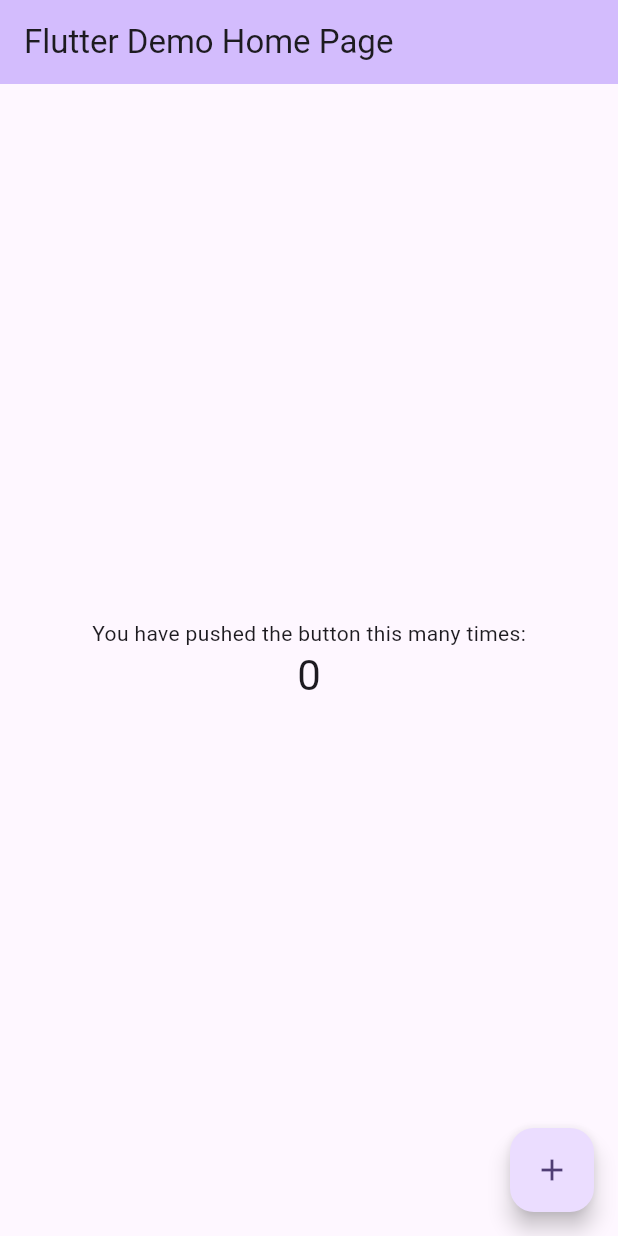
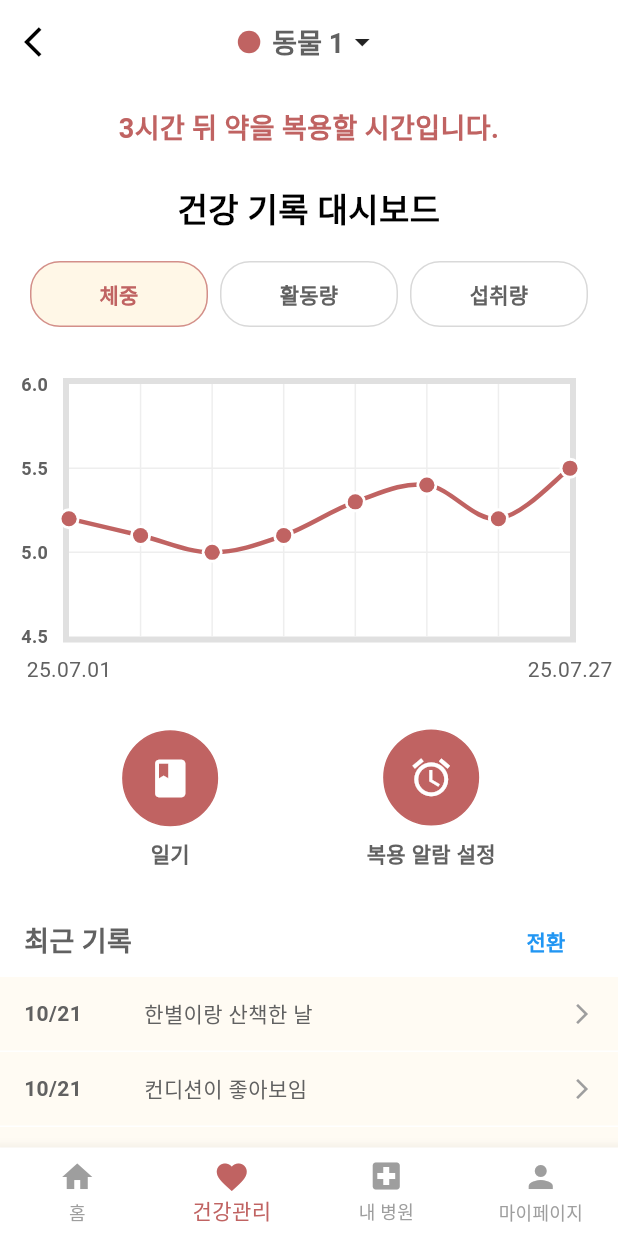
Before and after one commit to seungbum1/animal_project, a Flutter app: the screen it shows after launch, on a phone screen of 412 x 824 dp. Run offline on Flutter 3.47's test engine with Material 3 defaults, Android fonts, the phone set to English and light mode, and no system bars; drawn by our look-alikes of fl_chart; Roboto replaces fonts that are missing (NotoSansKR).

Commit message:
0.1V 건강관리 메인 부분 추가

```diff
--- a/lib/main.dart
+++ b/lib/main.dart
@@ -1,122 +1,49 @@
+// lib/main.dart
+
+import 'package:animal_project/user_health_main.dart';
+import 'package:animal_project/user_mainscreen.dart';
 import 'package:flutter/material.dart';
+//import 'package:flutter_naver_map/flutter_naver_map.dart';
+//import 'my_hospital.dart';
 
-void main() {
+// main 함수를 async로 변경하고 구형 init 로직을 추가합니다.
+void main() async {
+  // Flutter 위젯 바인딩 초기화
+  WidgetsFlutterBinding.ensureInitialized();
+
+  // ★★★ 포럼에서 언급된 구형 init() 메서드를 사용하여 초기화 ★★★
+  //try {
+    //await FlutterNaverMap().init(
+      //clientId: '5zxqste0r8', // 사용자가 새로 발급받은 Client ID
+      // init 메서드는 client Secret을 사용하지 않습니다.
+    //);
+  //} catch (e) {
+    // 초기화 실패 시 에러 출력
+    //print('Naver Map SDK 초기화 실패 (구형 init 방식): $e');
+  //}
+
   runApp(const MyApp());
 }
 
 class MyApp extends StatelessWidget {
   const MyApp({super.key});
 
-  // This widget is the root of your application.
   @override
   Widget build(BuildContext context) {
     return MaterialApp(
-      title: 'Flutter Demo',
+      // 앱의 전역적인 디자인 테마 정의
       theme: ThemeData(
-        // This is the theme of your application.
-        //
-        // TRY THIS: Try running your application with "flutter run". You'll see
-        // the application has a purple toolbar. Then, without quitting the app,
-        // try changing the seedColor in the colorScheme below to Colors.green
-        // and then invoke "hot reload" (save your changes or press the "hot
-        // reload" button in a Flutter-supported IDE, or press "r" if you used
-        // the command line to start the app).
-        //
-        // Notice that the counter didn't reset back to zero; the application
-        // state is not lost during the reload. To reset the state, use hot
-        // restart instead.
-        //
-        // This works for code too, not just values: Most code changes can be
-        // tested with just a hot reload.
-        colorScheme: ColorScheme.fromSeed(seedColor: Colors.deepPurple),
+        fontFamily: 'NotoSansKR',
+        scaffoldBackgroundColor: Colors.white,
+        colorScheme: ColorScheme.fromSwatch().copyWith(
+          background: const Color(0xFFFFF7E7), // 배경색
+          primary: const Color(0xFFC06362),    // 포인트 색상 (버건디)
+          secondary: const Color(0xFFD9D9D9),   // 프로필 사진 배경색
+          onSurface: const Color(0xFF616161),   // 차트와 그래프 텍스트 색상
+        ),
       ),
-      home: const MyHomePage(title: 'Flutter Demo Home Page'),
+      // 앱의 시작 화면을 MyHospitalPage로 설정
+      home: const HealthDashboardScreen(),
     );
   }
 }
-
-class MyHomePage extends StatefulWidget {
-  const MyHomePage({super.key, required this.title});
-
-  // This widget is the home page of your application. It is stateful, meaning
-  // that it has a State object (defined below) that contains fields that affect
-  // how it looks.
-
-  // This class is the configuration for the state. It holds the values (in this
-  // case the title) provided by the parent (in this case the App widget) and
-  // used by the build method of the State. Fields in a Widget subclass are
-  // always marked "final".
-
-  final String title;
-
-  @override
-  State<MyHomePage> createState() => _MyHomePageState();
-}
-
-class _MyHomePageState extends State<MyHomePage> {
-  int _counter = 0;
-
-  void _incrementCounter() {
-    setState(() {
-      // This call to setState tells the Flutter framework that something has
-      // changed in this State, which causes it to rerun the build method below
-      // so that the display can reflect the updated values. If we changed
-      // _counter without calling setState(), then the build method would not be
-      // called again, and so nothing would appear to happen.
-      _counter++;
-    });
-  }
-
-  @override
-  Widget build(BuildContext context) {
-    // This method is rerun every time setState is called, for instance as done
-    // by the _incrementCounter method above.
-    //
-    // The Flutter framework has been optimized to make rerunning build methods
-    // fast, so that you can just rebuild anything that needs updating rather
-    // than having to individually change instances of widgets.
-    return Scaffold(
-      appBar: AppBar(
-        // TRY THIS: Try changing the color here to a specific color (to
-        // Colors.amber, perhaps?) and trigger a hot reload to see the AppBar
-        // change color while the other colors stay the same.
-        backgroundColor: Theme.of(context).colorScheme.inversePrimary,
-        // Here we take the value from the MyHomePage object that was created by
-        // the App.build method, and use it to set our appbar title.
-        title: Text(widget.title),
-      ),
-      body: Center(
-        // Center is a layout widget. It takes a single child and positions it
-        // in the middle of the parent.
-        child: Column(
-          // Column is also a layout widget. It takes a list of children and
-          // arranges them vertically. By default, it sizes itself to fit its
-          // children horizontally, and tries to be as tall as its parent.
-          //
-          // Column has various properties to control how it sizes itself and
-          // how it positions its children. Here we use mainAxisAlignment to
-          // center the children vertically; the main axis here is the vertical
-          // axis because Columns are vertical (the cross axis would be
-          // horizontal).
-          //
-          // TRY THIS: Invoke "debug painting" (choose the "Toggle Debug Paint"
-          // action in the IDE, or press "p" in the console), to see the
-          // wireframe for each widget.
-          mainAxisAlignment: MainAxisAlignment.center,
-          children: <Widget>[
-            const Text('You have pushed the button this many times:'),
-            Text(
-              '$_counter',
-              style: Theme.of(context).textTheme.headlineMedium,
-            ),
-          ],
-        ),
-      ),
-      floatingActionButton: FloatingActionButton(
-        onPressed: _incrementCounter,
-        tooltip: 'Increment',
-        child: const Icon(Icons.add),
-      ), // This trailing comma makes auto-formatting nicer for build methods.
-    );
-  }
-}
--- /dev/null
+++ b/lib/user_health_main.dart
@@ -0,0 +1,455 @@
+import 'package:flutter/material.dart';
+import 'package:fl_chart/fl_chart.dart';
+
+// 전역 테마 색상 참고
+const Color kPrimaryColor = Color(0xFFC06362); // 버건디 (메인 포인트 색상)
+const Color kBackgroundColor = Color(0xFFFFF7E7); // 연노랑 (베이스 배경 색상)
+const Color kOnSurfaceColor = Color(0xFF616161); // 텍스트 색상
+const Color kSecondaryColor = Color(0xFFD9D9D9); // 보조 경계선/회색
+
+class HealthDashboardScreen extends StatefulWidget {
+  const HealthDashboardScreen({super.key});
+
+  @override
+  State<HealthDashboardScreen> createState() => _HealthDashboardScreenState();
+}
+
+class _HealthDashboardScreenState extends State<HealthDashboardScreen> {
+  String _selectedDataType = '체중';
+  bool _isDiaryList = true;
+
+  // --- 임시 데이터 ---
+  final String _petName = '동물 1';
+  final String _nextAlarm = '3시간 뒤 약을 복용할 시간입니다.';
+
+  final Map<String, List<FlSpot>> _graphData = {
+    '체중': [
+      const FlSpot(0, 5.2), const FlSpot(1, 5.1), const FlSpot(2, 5.0), const FlSpot(3, 5.1),
+      const FlSpot(4, 5.3), const FlSpot(5, 5.4), const FlSpot(6, 5.2), const FlSpot(7, 5.5),
+    ],
+    '활동량': [
+      const FlSpot(0, 45), const FlSpot(1, 60), const FlSpot(2, 55), const FlSpot(3, 70),
+      const FlSpot(4, 85), const FlSpot(5, 75), const FlSpot(6, 65), const FlSpot(7, 90),
+    ],
+    '섭취량': [
+      const FlSpot(0, 150), const FlSpot(1, 140), const FlSpot(2, 155), const FlSpot(3, 160),
+      const FlSpot(4, 150), const FlSpot(5, 145), const FlSpot(6, 155), const FlSpot(7, 170),
+    ],
+  };
+
+  final List<String> _dateLabels = [
+    '25.07.01', '25.07.05', '25.07.09', '25.07.12',
+    '25.07.15', '25.07.19', '25.07.23', '25.07.27',
+  ];
+
+  final List<Map<String, String>> _recentDiaries = [
+    {'date': '10/21', 'content': '한별이랑 산책한 날'},
+    {'date': '10/21', 'content': '컨디션이 좋아보임'},
+    {'date': '10/20', 'content': '병원 진료 받은 날'},
+    {'date': '10/19', 'content': '새로운 사료 급여 시작'},
+    {'date': '10/17', 'content': '간식 너무 좋아하는 하루'},
+  ];
+
+  final List<Map<String, String>> _alarmList = [
+    {'date': '오전 9:00', 'content': '심장약 복용'},
+    {'date': '오후 6:00', 'content': '식사 급여 (사료 A)'},
+    {'date': '오후 9:00', 'content': '영양제 복용'},
+    {'date': '오전 8:00', 'content': '관절약 복용'},
+    {'date': '오후 5:00', 'content': '간식 급여'},
+  ];
+  // -----------------
+
+  // 단위 반환 함수
+  String _getUnit(String dataType) {
+    switch (dataType) {
+      case '체중':
+        return 'kg';
+      case '활동량':
+        return '분';
+      case '섭취량':
+        return 'g';
+      default:
+        return '';
+    }
+  }
+  // -----------------
+
+  // 건강 기록 버튼 위젯 (선택 시 연노랑 배경, 버건디 경계)
+  Widget _buildDataButton(String title) {
+    bool isSelected = (_selectedDataType == title);
+    return Expanded(
+      child: Padding(
+        padding: const EdgeInsets.symmetric(horizontal: 4.0),
+        child: OutlinedButton(
+          onPressed: () {
+            setState(() {
+              _selectedDataType = title;
+            });
+          },
+          style: OutlinedButton.styleFrom(
+            backgroundColor: isSelected ? kBackgroundColor : Colors.white,
+            side: BorderSide(
+                color: isSelected ? kPrimaryColor.withOpacity(0.7) : kSecondaryColor),
+            shape: RoundedRectangleBorder(borderRadius: BorderRadius.circular(20)),
+            padding: const EdgeInsets.symmetric(vertical: 12),
+          ),
+          child: Text(
+            title,
+            style: TextStyle(
+              color: isSelected ? kPrimaryColor : kOnSurfaceColor,
+              fontWeight: FontWeight.bold,
+            ),
+          ),
+        ),
+      ),
+    );
+  }
+
+  // 일기/알람 리스트 항목 위젯 (연노랑 투명 배경)
+  Widget _buildListItem(String date, String content) {
+    return Container(
+      padding: const EdgeInsets.symmetric(vertical: 14.0, horizontal: 16.0),
+      margin: const EdgeInsets.only(bottom: 1.0),
+      color: kBackgroundColor.withOpacity(0.5),
+      child: Row(
+        mainAxisAlignment: MainAxisAlignment.spaceBetween,
+        children: [
+          SizedBox(
+            width: 80,
+            child: Text(date, style: TextStyle(fontWeight: FontWeight.bold, color: kOnSurfaceColor)),
+          ),
+          Expanded(
+            child: Text(content, style: TextStyle(color: kOnSurfaceColor)),
+          ),
+          const Icon(Icons.arrow_forward_ios, size: 16, color: Colors.grey),
+        ],
+      ),
+    );
+  }
+
+  @override
+  Widget build(BuildContext context) {
+    final listToDisplay = _isDiaryList ? _recentDiaries : _alarmList;
+    final theme = Theme.of(context);
+
+    return Scaffold(
+      backgroundColor: Colors.white, // 전체 Scaffold 배경은 흰색 유지 (AppBar와 일치)
+      appBar: AppBar(
+        automaticallyImplyLeading: false,
+        backgroundColor: Colors.white,
+        elevation: 0,
+        title: Row(
+          mainAxisAlignment: MainAxisAlignment.spaceBetween,
+          children: [
+            const Icon(Icons.arrow_back_ios, color: Colors.black),
+            Row(
+              children: [
+                Container(
+                  width: 15, height: 15,
+                  decoration: BoxDecoration(color: kPrimaryColor, shape: BoxShape.circle),
+                ),
+                const SizedBox(width: 8),
+                Text(_petName, style: const TextStyle(fontWeight: FontWeight.bold, fontSize: 18)),
+                const Icon(Icons.arrow_drop_down, color: Colors.black87),
+              ],
+            ),
+            const SizedBox(width: 24),
+          ],
+        ),
+        centerTitle: true,
+      ),
+      body: SingleChildScrollView(
+        child: Column(
+          crossAxisAlignment: CrossAxisAlignment.stretch,
+          children: [
+            // 1. 최근 알람 섹션 (포인트 색상)
+            Padding(
+              padding: const EdgeInsets.all(16.0),
+              child: Text(
+                _nextAlarm,
+                textAlign: TextAlign.center,
+                style: TextStyle(fontSize: 18, fontWeight: FontWeight.bold, color: kPrimaryColor),
+              ),
+            ),
+
+            // 2. 건강 기록 대시보드 제목
+            const Padding(
+              padding: EdgeInsets.symmetric(vertical: 8.0),
+              child: Text(
+                '건강 기록 대시보드',
+                textAlign: TextAlign.center,
+                style: TextStyle(fontSize: 22, fontWeight: FontWeight.bold, color: Colors.black),
+              ),
+            ),
+
+            // 3. 데이터 선택 버튼
+            Padding(
+              padding: const EdgeInsets.symmetric(horizontal: 16.0, vertical: 8.0),
+              child: Row(
+                children: [
+                  _buildDataButton('체중'),
+                  _buildDataButton('활동량'),
+                  _buildDataButton('섭취량'),
+                ],
+              ),
+            ),
+
+            // 4. 그래프 영역 (FL Chart)
+            _buildChartArea(),
+
+            // 5. 기능 바로가기 버튼 (자세히보기 - 버건디 배경)
+            Padding(
+              padding: const EdgeInsets.symmetric(horizontal: 32.0, vertical: 16.0),
+              child: Row(
+                mainAxisAlignment: MainAxisAlignment.spaceAround,
+                children: [
+                  _buildShortcutButton(Icons.book, '일기', () => debugPrint('일기 페이지 이동')),
+                  _buildShortcutButton(Icons.access_alarm, '복용 알람 설정', () => debugPrint('알람 설정 페이지 이동')),
+                ],
+              ),
+            ),
+
+            // 6. 최근 기록/알람 리스트 제목 및 전환 버튼
+            Padding(
+              padding: const EdgeInsets.fromLTRB(16.0, 8.0, 16.0, 0),
+              child: Row(
+                mainAxisAlignment: MainAxisAlignment.spaceBetween,
+                children: [
+                  const Text('최근 기록', style: TextStyle(fontSize: 18, fontWeight: FontWeight.bold)),
+                  TextButton(
+                    onPressed: () {
+                      setState(() {
+                        _isDiaryList = !_isDiaryList; // 일기 <-> 알람 전환
+                      });
+                    },
+                    child: const Text('전환', style: TextStyle(color: Colors.blue, fontWeight: FontWeight.bold)),
+                  ),
+                ],
+              ),
+            ),
+
+            // 리스트 본문 (연노랑 투명 배경)
+            ...listToDisplay.map((item) => _buildListItem(item['date']!, item['content']!)).toList(),
+
+            const SizedBox(height: 80),
+          ],
+        ),
+      ),
+      bottomNavigationBar: _buildBottomNavBar(theme),
+    );
+  }
+
+  // FL Chart를 포함하는 그래프 영역 위젯
+  Widget _buildChartArea() {
+    final data = _graphData[_selectedDataType] ?? [];
+
+    if (data.isEmpty) {
+      return Container(
+        height: 250,
+        margin: const EdgeInsets.all(16.0),
+        child: const Center(child: Text('데이터가 없습니다.')),
+      );
+    }
+
+    double minY = data.map((e) => e.y).reduce((a, b) => a < b ? a : b) - 0.5;
+    double maxY = data.map((e) => e.y).reduce((a, b) => a > b ? a : b) + 0.5;
+
+    // Y축 간격 설정을 위한 조건부 로직 추가
+    double leftTitlesInterval;
+    switch (_selectedDataType) {
+      case '체중':
+        leftTitlesInterval = 0.5; // 체중은 0.5kg 단위로 세분화
+        break;
+      case '활동량':
+        leftTitlesInterval = 10; // 활동량은 10분 단위로 표시
+        break;
+      case '섭취량':
+        leftTitlesInterval = 20; // 섭취량은 20g 단위로 표시
+        break;
+      default:
+        leftTitlesInterval = 1;
+    }
+
+
+    return AspectRatio(
+      aspectRatio: 1.7,
+      child: Padding(
+        padding: const EdgeInsets.only(right: 28.0, left: 12.0, top: 24, bottom: 12),
+        child: LineChart(
+          LineChartData(
+            // 1. 차트 테두리
+            borderData: FlBorderData(
+              show: true,
+              border: Border.all(color: Colors.grey.shade300, width: 4),
+            ),
+            // 2. 제목 (X, Y축)
+            titlesData: FlTitlesData(
+              show: true,
+              rightTitles: const AxisTitles(sideTitles: SideTitles(showTitles: false)),
+              topTitles: const AxisTitles(sideTitles: SideTitles(showTitles: false)),
+              // X축 (날짜) 설정: 첫 번째와 마지막 날짜만 표시
+              bottomTitles: AxisTitles(
+                sideTitles: SideTitles(
+                  showTitles: true,
+                  reservedSize: 30,
+                  interval: 1,
+                  getTitlesWidget: (value, meta) {
+                    final index = value.toInt();
+                    // 첫 번째 (index 0) 또는 마지막 날짜만 표시
+                    if (index == 0 || index == _dateLabels.length - 1) {
+                      return SideTitleWidget(
+                        axisSide: meta.axisSide,
+                        space: 8.0,
+                        child: Text(_dateLabels[index], style: TextStyle(color: kOnSurfaceColor, fontSize: 14)),
+                      );
+                    }
+                    return Container(); // 나머지 날짜는 숨김
+                  },
+                ),
+              ),
+              // Y축 (수치) 설정: reservedSize 확대 및 간격 동적 설정
+              leftTitles: AxisTitles(
+                sideTitles: SideTitles(
+                  showTitles: true,
+                  // Y축 라벨 겹침 해결: reservedSize를 넓게 설정 (60)
+                  reservedSize: 30,
+                  // Y축 간격을 동적으로 설정
+                  interval: leftTitlesInterval,
+                  // Y축 라벨 겹침 문제 해결을 위해 커스텀 위젯을 사용합니다.
+                  getTitlesWidget: (value, meta) => _customLeftTitleWidgets(value, meta, leftTitlesInterval),
+                ),
+              ),
+            ),
+            // 3. Grid Lines (격자)
+            gridData: FlGridData(
+              show: true,
+              drawVerticalLine: true,
+              horizontalInterval: leftTitlesInterval, // 격자도 Y축 간격에 맞춰 동적 설정
+              verticalInterval: 1,
+              getDrawingHorizontalLine: (value) => FlLine(color: Colors.grey.shade200, strokeWidth: 1),
+              getDrawingVerticalLine: (value) => FlLine(color: Colors.grey.shade200, strokeWidth: 1),
+            ),
+            // 4. 범위 설정
+            minX: 0,
+            maxX: data.length.toDouble() - 1,
+            minY: minY,
+            maxY: maxY,
+            // 5. Line Data (선 그래프)
+            lineBarsData: [
+              LineChartBarData(
+                spots: data,
+                isCurved: true,
+                color: kPrimaryColor,
+                barWidth: 3,
+                isStrokeCapRound: true,
+                dotData: FlDotData(
+                  show: true,
+                  getDotPainter: (spot, percent, barData, index) {
+                    return FlDotCirclePainter(
+                      radius: 5,
+                      color: kPrimaryColor,
+                      strokeWidth: 2,
+                      strokeColor: Colors.white,
+                    );
+                  },
+                ),
+                belowBarData: BarAreaData(show: false),
+              ),
+            ],
+            // 6. 툴팁 (수치 명시 대체)
+            lineTouchData: LineTouchData(
+              enabled: true,
+              touchTooltipData: LineTouchTooltipData(
+                // 배경색 파라미터 제거
+                getTooltipItems: (touchedSpots) {
+                  return touchedSpots.map((spot) {
+                    final unit = _getUnit(_selectedDataType);
+                    return LineTooltipItem(
+                      '${spot.y.toStringAsFixed(1)}$unit',
+                      const TextStyle(color: Colors.white, fontWeight: FontWeight.bold),
+                    );
+                  }).toList();
+                },
+              ),
+            ),
+          ),
+        ),
+      ),
+    );
+  }
+
+  // Y축 타이틀 위젯 (겹침 문제 해결 로직 통합)
+  Widget _customLeftTitleWidgets(double value, TitleMeta meta, double interval) {
+    const style = TextStyle(
+      color: kOnSurfaceColor,
+      fontWeight: FontWeight.bold,
+      fontSize: 12,
+    );
+    String text;
+
+    // 1. 필터링 로직: 간격의 배수가 아니면 표시하지 않음
+    // 부동소수점 오차를 고려하여 작은 허용 오차(tolerance)를 사용합니다.
+    const double tolerance = 0.001;
+
+    // 간격의 배수이거나 (오차 내), min/max 값일 때만 표시
+    bool isMultiple = (value - meta.min).abs() % interval < tolerance || (interval - (value - meta.min).abs() % interval) < tolerance;
+
+    if (!isMultiple && value != meta.min && value != meta.max) {
+      return Container();
+    }
+
+
+    // 2. 데이터 타입에 따라 소수점 처리 방식 변경
+    if (_selectedDataType == '체중') {
+      text = value.toStringAsFixed(1); // 체중은 소수점 첫째 자리까지 표시
+    } else {
+      // 활동량, 섭취량은 정수로 표시
+      text = value.toStringAsFixed(0);
+    }
+
+    return SideTitleWidget(
+      axisSide: meta.axisSide,
+      space: 10.0, // 라벨 겹침 방지를 위해 충분한 공간 확보
+      child: Text(text, style: style),
+    );
+  }
+
+  // 일기/알람 바로가기 버튼 위젯
+  Widget _buildShortcutButton(IconData icon, String label, VoidCallback onTap) {
+    return InkWell(
+      onTap: onTap,
+      child: Column(
+        children: [
+          Container(
+            padding: const EdgeInsets.all(16),
+            decoration: BoxDecoration(
+              shape: BoxShape.circle,
+              color: kPrimaryColor, // 버건디색 배경
+              border: Border.all(color: kPrimaryColor, width: 1),
+            ),
+            child: Icon(icon, size: 30, color: Colors.white), // const 제거
+          ),
+          const SizedBox(height: 8),
+          Text(label, style: TextStyle(fontWeight: FontWeight.bold, color: kOnSurfaceColor)), // const 제거
+        ],
+      ),
+    );
+  }
+
+  // 하단 네비게이션 바 위젯
+  Widget _buildBottomNavBar(ThemeData theme) {
+    return BottomNavigationBar(
+      type: BottomNavigationBarType.fixed,
+      selectedItemColor: kPrimaryColor, // 포인트 색상
+      unselectedItemColor: Colors.grey,
+      backgroundColor: Colors.white,
+      currentIndex: 1, // 건강관리 탭
+      items: const [
+        BottomNavigationBarItem(icon: Icon(Icons.home), label: '홈'),
+        BottomNavigationBarItem(icon: Icon(Icons.favorite), label: '건강관리'),
+        BottomNavigationBarItem(icon: Icon(Icons.local_hospital), label: '내 병원'),
+        BottomNavigationBarItem(icon: Icon(Icons.person), label: '마이페이지'),
+      ],
+    );
+  }
+}
--- a/pubspec.yaml
+++ b/pubspec.yaml
@@ -30,7 +30,7 @@ environment:
 dependencies:
   flutter:
     sdk: flutter
-
+  fl_chart: ^0.69.0
   # The following adds the Cupertino Icons font to your application.
   # Use with the CupertinoIcons class for iOS style icons.
   cupertino_icons: ^1.0.8
```
Also changed, not shown: pubspec.lock.
